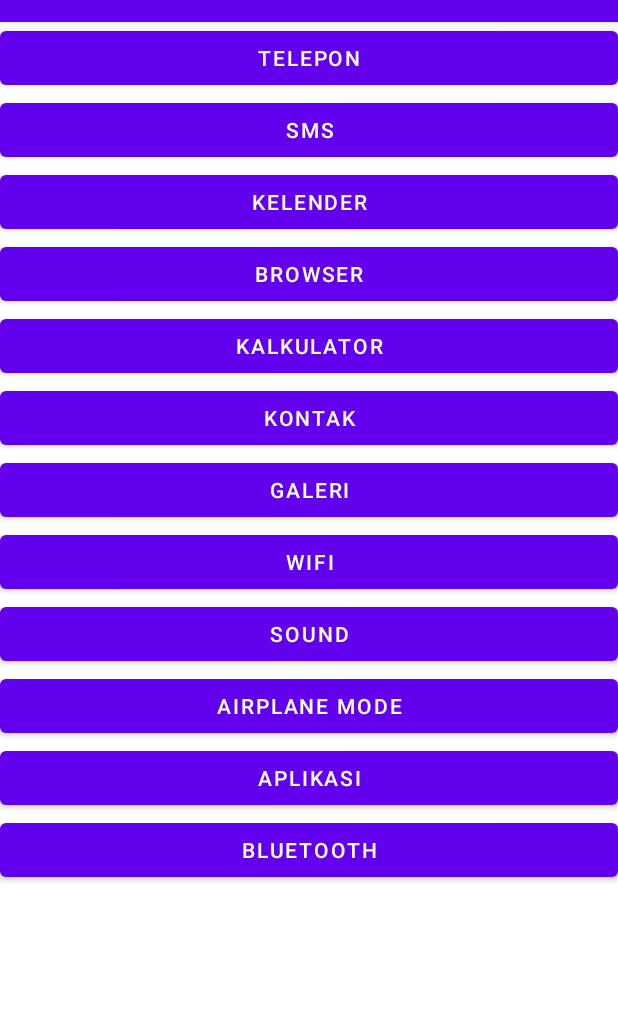
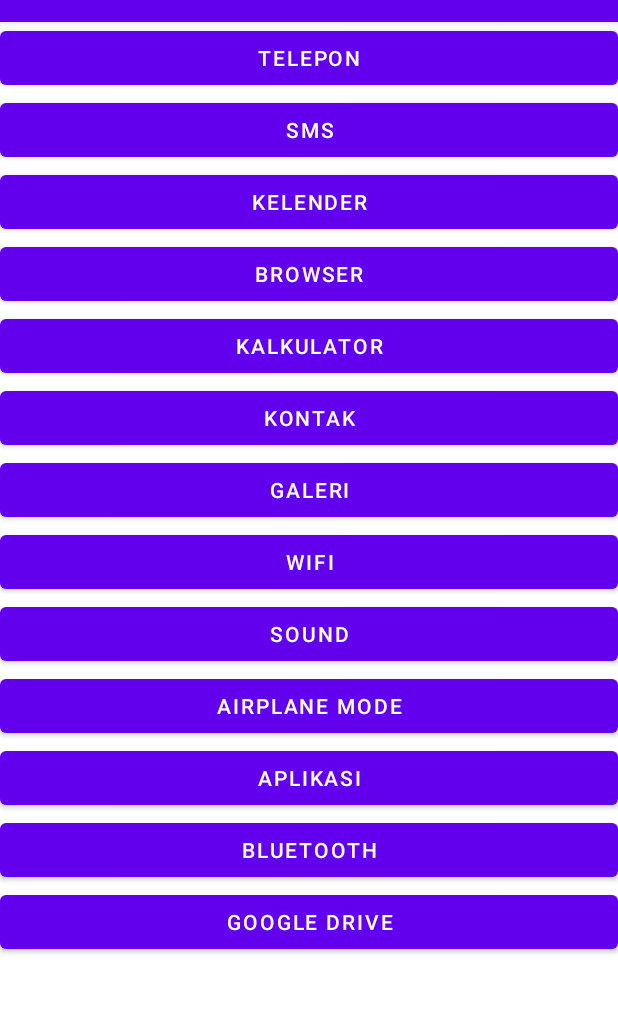
Before and after one commit to AditiaW/ImplicitIntent, an Android app: the screen it shows after launch (MainActivity), on a phone screen of 412 x 824 dp, the part 62-1075 px from its top. Run offline under Robolectric (Android 15) with nearby library versions, the phone set to English and light mode, and no system bars.

```diff
--- a/app/src/main/res/layout/activity_main.xml
+++ b/app/src/main/res/layout/activity_main.xml
@@ -83,6 +83,12 @@
             android:onClick="tampilBluetooth"
             android:text="Bluetooth" />
 
+        <Button
+            android:layout_width="match_parent"
+            android:layout_height="wrap_content"
+            android:onClick="tampilGdrive"
+            android:text="Google Drive" />
+
     </LinearLayout>
 
 </ScrollView>
```
Also changed, not shown: app/src/main/java/com/aditiawinanda202102310/implicitintent/MainActivity.java (+36 -0 lines).
